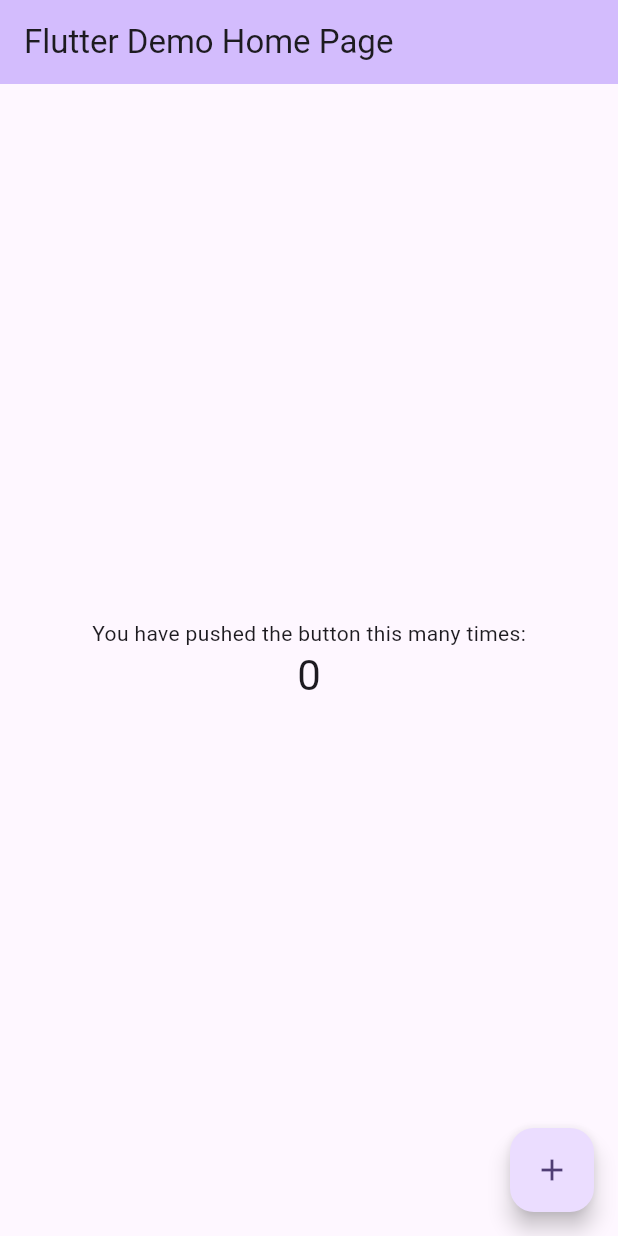
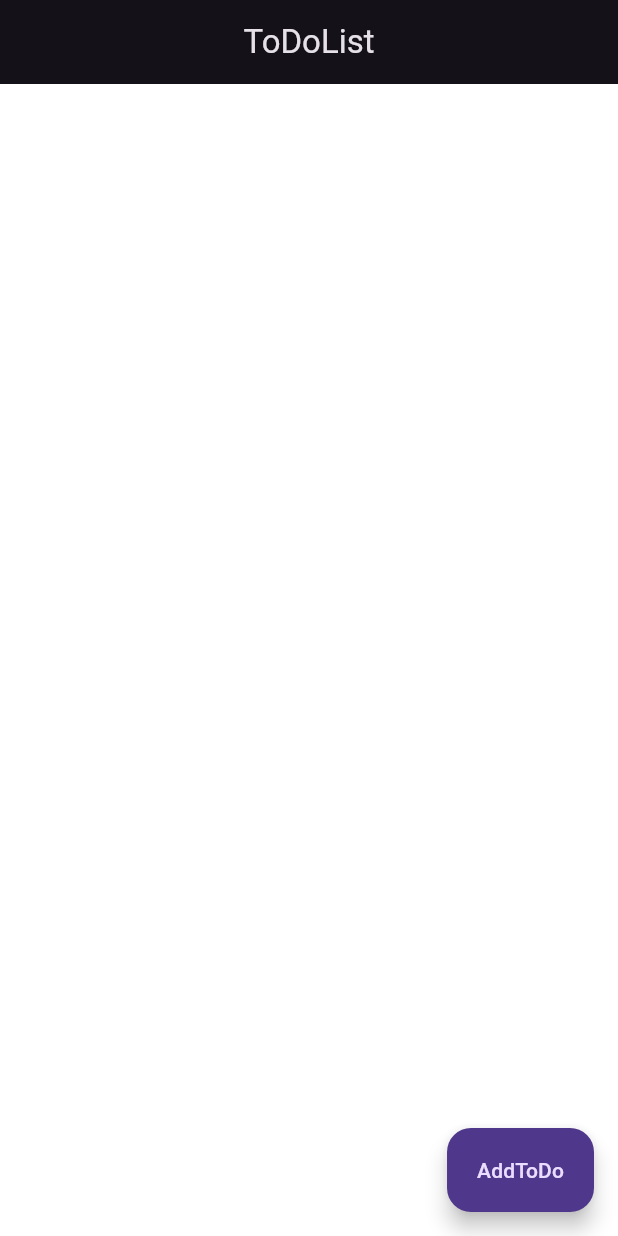
Before and after one commit to ShineWaiYanAung/flutter_add_to_do, a Flutter app: the screen it shows after launch, on a phone screen of 412 x 824 dp. Run offline on Flutter 3.47's test engine with Material 3 defaults, Android fonts, the light colour scheme and no system bars.

Commit message:
BuildingUi

```diff
--- /dev/null
+++ b/lib/Screen/to_do.dart
@@ -0,0 +1,31 @@
+import 'package:flutter/material.dart';
+
+import 'add_to_do_cart.dart';
+
+class MyHomePage extends StatefulWidget {
+  const MyHomePage({super.key});
+
+  @override
+  State<MyHomePage> createState() => _MyHomePageState();
+}
+
+class _MyHomePageState extends State<MyHomePage> {
+  @override
+  Widget build(BuildContext context) {
+    return Scaffold(
+      backgroundColor: Colors.white,
+      appBar: AppBar(
+        centerTitle: true,
+        title: Text("ToDoList"),
+      ),
+      floatingActionButton: FloatingActionButton.extended(
+        onPressed: routeAddToDo,
+        label: Text("AddToDo"),
+      ),
+    );
+  }
+  void routeAddToDo (){
+    final route = MaterialPageRoute(builder: (context) => AddToDoPage(),);
+    Navigator.push(context, route);
+  }
+}
--- a/lib/main.dart
+++ b/lib/main.dart
@@ -1,4 +1,6 @@
 import 'package:flutter/material.dart';
+
+import 'Screen/to_do.dart';
 
 void main() {
   runApp(const MyApp());
@@ -11,115 +13,10 @@
   @override
   Widget build(BuildContext context) {
     return MaterialApp(
+      debugShowCheckedModeBanner: false,
       title: 'Flutter Demo',
-      theme: ThemeData(
-        // This is the theme of your application.
-        //
-        // TRY THIS: Try running your application with "flutter run". You'll see
-        // the application has a purple toolbar. Then, without quitting the app,
-        // try changing the seedColor in the colorScheme below to Colors.green
-        // and then invoke "hot reload" (save your changes or press the "hot
-        // reload" button in a Flutter-supported IDE, or press "r" if you used
-        // the command line to start the app).
-        //
-        // Notice that the counter didn't reset back to zero; the application
-        // state is not lost during the reload. To reset the state, use hot
-        // restart instead.
-        //
-        // This works for code too, not just values: Most code changes can be
-        // tested with just a hot reload.
-        colorScheme: ColorScheme.fromSeed(seedColor: Colors.deepPurple),
-        useMaterial3: true,
-      ),
-      home: const MyHomePage(title: 'Flutter Demo Home Page'),
+      theme: ThemeData.dark(),
+      home: MyHomePage(),
     );
   }
 }
-
-class MyHomePage extends StatefulWidget {
-  const MyHomePage({super.key, required this.title});
-
-  // This widget is the home page of your application. It is stateful, meaning
-  // that it has a State object (defined below) that contains fields that affect
-  // how it looks.
-
-  // This class is the configuration for the state. It holds the values (in this
-  // case the title) provided by the parent (in this case the App widget) and
-  // used by the build method of the State. Fields in a Widget subclass are
-  // always marked "final".
-
-  final String title;
-
-  @override
-  State<MyHomePage> createState() => _MyHomePageState();
-}
-
-class _MyHomePageState extends State<MyHomePage> {
-  int _counter = 0;
-
-  void _incrementCounter() {
-    setState(() {
-      // This call to setState tells the Flutter framework that something has
-      // changed in this State, which causes it to rerun the build method below
-      // so that the display can reflect the updated values. If we changed
-      // _counter without calling setState(), then the build method would not be
-      // called again, and so nothing would appear to happen.
-      _counter++;
-    });
-  }
-
-  @override
-  Widget build(BuildContext context) {
-    // This method is rerun every time setState is called, for instance as done
-    // by the _incrementCounter method above.
-    //
-    // The Flutter framework has been optimized to make rerunning build methods
-    // fast, so that you can just rebuild anything that needs updating rather
-    // than having to individually change instances of widgets.
-    return Scaffold(
-      appBar: AppBar(
-        // TRY THIS: Try changing the color here to a specific color (to
-        // Colors.amber, perhaps?) and trigger a hot reload to see the AppBar
-        // change color while the other colors stay the same.
-        backgroundColor: Theme.of(context).colorScheme.inversePrimary,
-        // Here we take the value from the MyHomePage object that was created by
-        // the App.build method, and use it to set our appbar title.
-        title: Text(widget.title),
-      ),
-      body: Center(
-        // Center is a layout widget. It takes a single child and positions it
-        // in the middle of the parent.
-        child: Column(
-          // Column is also a layout widget. It takes a list of children and
-          // arranges them vertically. By default, it sizes itself to fit its
-          // children horizontally, and tries to be as tall as its parent.
-          //
-          // Column has various properties to control how it sizes itself and
-          // how it positions its children. Here we use mainAxisAlignment to
-          // center the children vertically; the main axis here is the vertical
-          // axis because Columns are vertical (the cross axis would be
-          // horizontal).
-          //
-          // TRY THIS: Invoke "debug painting" (choose the "Toggle Debug Paint"
-          // action in the IDE, or press "p" in the console), to see the
-          // wireframe for each widget.
-          mainAxisAlignment: MainAxisAlignment.center,
-          children: <Widget>[
-            const Text(
-              'You have pushed the button this many times:',
-            ),
-            Text(
-              '$_counter',
-              style: Theme.of(context).textTheme.headlineMedium,
-            ),
-          ],
-        ),
-      ),
-      floatingActionButton: FloatingActionButton(
-        onPressed: _incrementCounter,
-        tooltip: 'Increment',
-        child: const Icon(Icons.add),
-      ), // This trailing comma makes auto-formatting nicer for build methods.
-    );
-  }
-}
```
Also changed, not shown: lib/Screen/add_to_do_cart.dart (added, +80 -0 lines), pubspec.lock.
